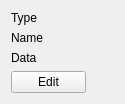
The window that spinetoolbox/ui/subwindow.ui (spine-tools/Spine-Toolbox) describes before a commit, drawn with Qt 5.
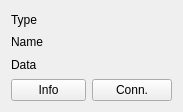
The same window after the commit.

The edit to the form file:
```diff
--- a/spinetoolbox/ui/subwindow.ui
+++ b/spinetoolbox/ui/subwindow.ui
@@ -26,8 +26,8 @@
    <rect>
     <x>0</x>
     <y>0</y>
-    <width>125</width>
-    <height>100</height>
+    <width>174</width>
+    <height>112</height>
    </rect>
   </property>
   <property name="contextMenuPolicy">
@@ -36,15 +36,15 @@
   <property name="windowTitle">
    <string>Item</string>
   </property>
-  <layout class="QVBoxLayout" name="verticalLayout">
-   <item>
+  <layout class="QGridLayout" name="gridLayout">
+   <item row="0" column="0">
     <widget class="QLabel" name="label_type">
      <property name="text">
       <string>Type</string>
      </property>
     </widget>
    </item>
-   <item>
+   <item row="1" column="0">
     <widget class="QLabel" name="label_name">
      <property name="text">
       <string>Name</string>
@@ -54,14 +54,14 @@
      </property>
     </widget>
    </item>
-   <item>
+   <item row="2" column="0">
     <widget class="QLabel" name="label_data">
      <property name="text">
       <string>Data</string>
      </property>
     </widget>
    </item>
-   <item>
+   <item row="3" column="0">
     <widget class="QPushButton" name="pushButton_edit">
      <property name="maximumSize">
       <size>
@@ -70,7 +70,17 @@
       </size>
      </property>
      <property name="text">
-      <string>Edit</string>
+      <string>Info</string>
+     </property>
+    </widget>
+   </item>
+   <item row="3" column="1">
+    <widget class="QPushButton" name="pushButton_connections">
+     <property name="toolTip">
+      <string>&lt;html&gt;&lt;head/&gt;&lt;body&gt;&lt;p&gt;Show connections&lt;/p&gt;&lt;/body&gt;&lt;/html&gt;</string>
+     </property>
+     <property name="text">
+      <string>Conn.</string>
      </property>
     </widget>
    </item>
```
